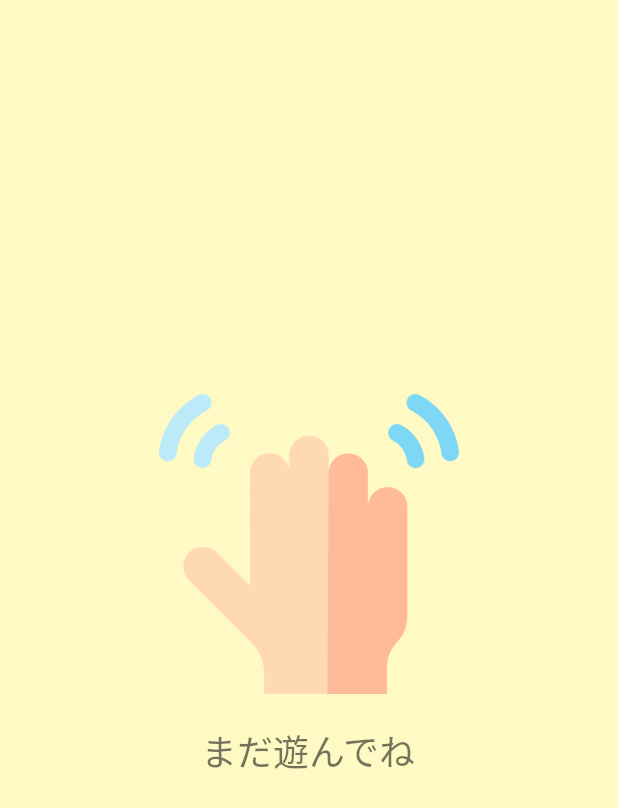
After one commit to CornerSyrup/Simple-Quiz, an Android app: the layout activity_final.xml on its own in the app's theme, with its tools: preview values and no code run, on a phone screen of 412 x 824 dp. The commit adds this screen. Shown: the top 808 px of the screen. Run offline under Robolectric (Android 15) with nearby library versions, the phone set to English and light mode, and no system bars.

Commit message:
:lipstick: Create final activity ui

```diff
--- /dev/null
+++ b/app/src/main/res/layout/activity_final.xml
@@ -0,0 +1,31 @@
+<?xml version="1.0" encoding="utf-8"?>
+<androidx.appcompat.widget.LinearLayoutCompat xmlns:android="http://schemas.android.com/apk/res/android"
+    xmlns:tools="http://schemas.android.com/tools"
+    android:layout_width="match_parent"
+    android:layout_height="match_parent"
+    android:background="@color/theme_color"
+    android:gravity="center"
+    android:onClick="exitQuiz"
+    android:orientation="vertical"
+    tools:context=".FinalActivity">
+
+    <ImageView
+        android:layout_width="200dp"
+        android:layout_height="200dp"
+        android:contentDescription="@string/farewell_description"
+        android:src="@drawable/farewell" />
+
+    <TextView
+        android:layout_width="wrap_content"
+        android:layout_height="wrap_content"
+        android:layout_marginVertical="20dp"
+        android:text="@string/farewell_text"
+        android:textSize="24sp" />
+
+    <TextView
+        android:id="@+id/result_text"
+        android:layout_width="wrap_content"
+        android:layout_height="wrap_content"
+        android:textSize="16sp" />
+
+</androidx.appcompat.widget.LinearLayoutCompat>
--- a/app/src/main/res/values/strings.xml
+++ b/app/src/main/res/values/strings.xml
@@ -9,4 +9,7 @@
     <string name="perform_unwell">もうひと踏ん張り！</string>
     <string name="blank_answer_warn">選択肢をどれか選んでください</string>
     <string name="continue_quiz">クイズを続きます</string>
+    <string name="farewell_description">遊んで呉でありがとう</string>
+    <string name="farewell_text">まだ遊んでね</string>
+    <string name="farewell_result_format">%1$d問中%2$d問正解 正解率%3$d%%</string>
 </resources>
```
Also changed, not shown: app/src/main/res/drawable/farewell.png (added).
